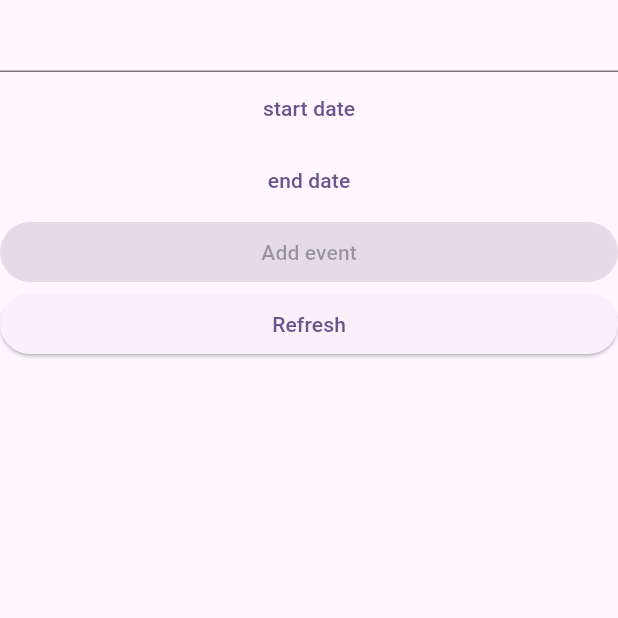
After one commit to loctt-executionlab/calendar_demo, a Flutter app: the NewEventView screen opened directly, on a phone screen of 412 x 824 dp, the top half of it. The commit adds this screen. Run offline on Flutter 3.47's test engine with Material 3 defaults, Android fonts, the phone set to English and light mode, and no system bars; our stand-ins replace flutter_hooks, flutter_riverpod, freezed_annotation, hooks_riverpod, riverpod_annotation, table_calendar and 1 more; missing offline and left inert: device_calendar; generated files the repository leaves out were written again.

Commit message:
demo add event

```diff
--- a/lib/calendar/domains/model/models.dart
+++ b/lib/calendar/domains/model/models.dart
@@ -7,6 +7,7 @@ class Calendar {
   final String? accountType;
   final String? name;
   final int? colorCode;
+  final bool? isReadOnly;
 
   Calendar({
     this.calendarId,
@@ -15,6 +16,7 @@ class Calendar {
     this.name,
     this.colorCode,
     this.isDefault,
+    this.isReadOnly,
   });
 }
 
--- a/lib/calendar/domains/repo/device_calendar_repo.dart
+++ b/lib/calendar/domains/repo/device_calendar_repo.dart
@@ -6,4 +6,6 @@ abstract class DeviceCalendarRepo {
 
   /// query event from a specific calendar
   Future<List<CalendarEvent>> queryEvents(FetchCalendarEventParam param);
+
+  Future<void> addOrUpdateEvent(CalendarEvent event);
 }
--- a/lib/calendar/domains/repo/device_calendar_repo_impl.dart
+++ b/lib/calendar/domains/repo/device_calendar_repo_impl.dart
@@ -1,6 +1,7 @@
 import 'package:calendar_demo/calendar/domains/model/models.dart';
 import 'package:calendar_demo/calendar/domains/repo/device_calendar_repo.dart';
 import 'package:device_calendar/device_calendar.dart' as api;
+import 'package:flutter/material.dart';
 import 'package:riverpod_annotation/riverpod_annotation.dart';
 
 class DeviceCalendarRepoDefault implements DeviceCalendarRepo {
@@ -28,8 +29,14 @@ class DeviceCalendarRepoDefault implements DeviceCalendarRepo {
     return result;
   }
 
-  addOrUpdateEvent(CalendarEvent event) async {
-    plugin.createOrUpdateEvent(_Conversion.toAPIEvent(event));
+  @override
+  Future<void> addOrUpdateEvent(CalendarEvent event) async {
+    print("event ${event.title} ${event.dateStarted} || ${event.dateEnded}");
+    final result =
+        await plugin.createOrUpdateEvent(_Conversion.toAPIEvent(event));
+    result?.errors.map((e) {
+      print("Error occured: ${e.errorCode} || ${e.errorMessage}");
+    });
   }
 }
 
@@ -39,8 +46,10 @@ extension CalendarConvert on api.Calendar {
       calendarId: id,
       accountName: accountName,
       accountType: accountType,
+      name: name,
       isDefault: isDefault,
       colorCode: color,
+      isReadOnly: isReadOnly,
     );
   }
 }
@@ -60,6 +69,7 @@ class _Conversion {
   static api.Event toAPIEvent(CalendarEvent event) {
     return api.Event(
       event.calendarId,
+      title: event.title,
       eventId: event.eventId,
       allDay: event.isAllDay,
       start: event.dateStarted,
--- a/lib/calendar/notifiers/device_calendar_notifier.dart
+++ b/lib/calendar/notifiers/device_calendar_notifier.dart
@@ -19,8 +19,9 @@ class DeviceCalendarNotifier extends _$DeviceCalendarNotifier {
 
   _initGetAllEventFromAllCalendars() async {
     final calendars = await repo.retrieveCalendars();
+    state = state.copyWith(calendars: calendars);
+
     var events = <CalendarEvent>[];
-
     await Future.forEach(calendars, (calendar) async {
       await repo
           .queryEvents(
@@ -41,6 +42,10 @@ class DeviceCalendarNotifier extends _$DeviceCalendarNotifier {
     final events = await repo.queryEvents(param);
     state = state.copyWith(events: events);
   }
+
+  setEvent(CalendarEvent event) async {
+    repo.addOrUpdateEvent(event);
+  }
 }
 
 // class DeviceCalendarData {
--- /dev/null
+++ b/lib/calendar/views/new_event.dart
@@ -0,0 +1,82 @@
+import 'package:calendar_demo/calendar/domains/model/models.dart';
+import 'package:calendar_demo/calendar/notifiers/device_calendar_notifier.dart';
+import 'package:flutter/material.dart';
+import 'package:flutter_hooks/flutter_hooks.dart';
+import 'package:hooks_riverpod/hooks_riverpod.dart';
+import 'package:timezone/timezone.dart';
+
+class NewEventView extends HookConsumerWidget {
+  const NewEventView({super.key});
+
+  @override
+  Widget build(BuildContext context, WidgetRef ref) {
+    final eventName = useTextEditingController();
+    final calendars = ref.watch(
+        deviceCalendarNotifierProvider.select((value) => value.calendars));
+    final start = useValueNotifier(DateTime.now());
+    final end = useValueNotifier(DateTime.now());
+    final selectedCalendar = useValueNotifier<Calendar?>(null);
+    return Scaffold(
+      body: ListView(
+        children: [
+          TextField(
+            controller: eventName,
+          ),
+          TextButton(
+              onPressed: () async {
+                start.value = await showDatePicker(
+                      context: context,
+                      firstDate: DateTime.now(),
+                      lastDate: DateTime.now().add(const Duration(days: 1000)),
+                    ) ??
+                    DateTime.now();
+              },
+              child: const Text("start date")),
+          TextButton(
+              onPressed: () async {
+                end.value = await showDatePicker(
+                      context: context,
+                      firstDate: DateTime.now(),
+                      lastDate: DateTime.now().add(const Duration(days: 1000)),
+                    ) ??
+                    DateTime.now();
+              },
+              child: const Text("end date")),
+          ...calendars.map((e) => TextButton(
+                onPressed: (e.isReadOnly ?? true)
+                    ? null
+                    : () {
+                        selectedCalendar.value = e;
+                      },
+                child: Text(e.name ?? "unknown"),
+              )),
+          ValueListenableBuilder(
+            valueListenable: selectedCalendar,
+            builder: (context, value, child) => ElevatedButton(
+                onPressed: (value != null)
+                    ? () {
+                        ref
+                            .read(deviceCalendarNotifierProvider.notifier)
+                            .setEvent(CalendarEvent(
+                              calendarId: selectedCalendar.value?.calendarId,
+                              title: eventName.text,
+                              dateStarted: TZDateTime.from(
+                                  start.value, getLocation("US/Pacific")),
+                              dateEnded: TZDateTime.from(
+                                  end.value, getLocation("US/Pacific")),
+                              // dateStarted:
+                            ));
+                      }
+                    : null,
+                child: const Text("Add event")),
+          ),
+          ElevatedButton(
+              onPressed: () {
+                ref.refresh(deviceCalendarNotifierProvider);
+              },
+              child: const Text("Refresh")),
+        ],
+      ),
+    );
+  }
+}
--- a/pubspec.yaml
+++ b/pubspec.yaml
@@ -44,6 +44,7 @@ dependencies:
   freezed_annotation: ^2.4.1
   json_annotation: ^4.8.1
   timezone: ^0.9.2
+  flutter_hooks: ^0.20.5
 
 dev_dependencies:
   flutter_test:
```
Also changed, not shown: lib/app.dart (+15 -1 lines), pubspec.lock, 3 other files.
